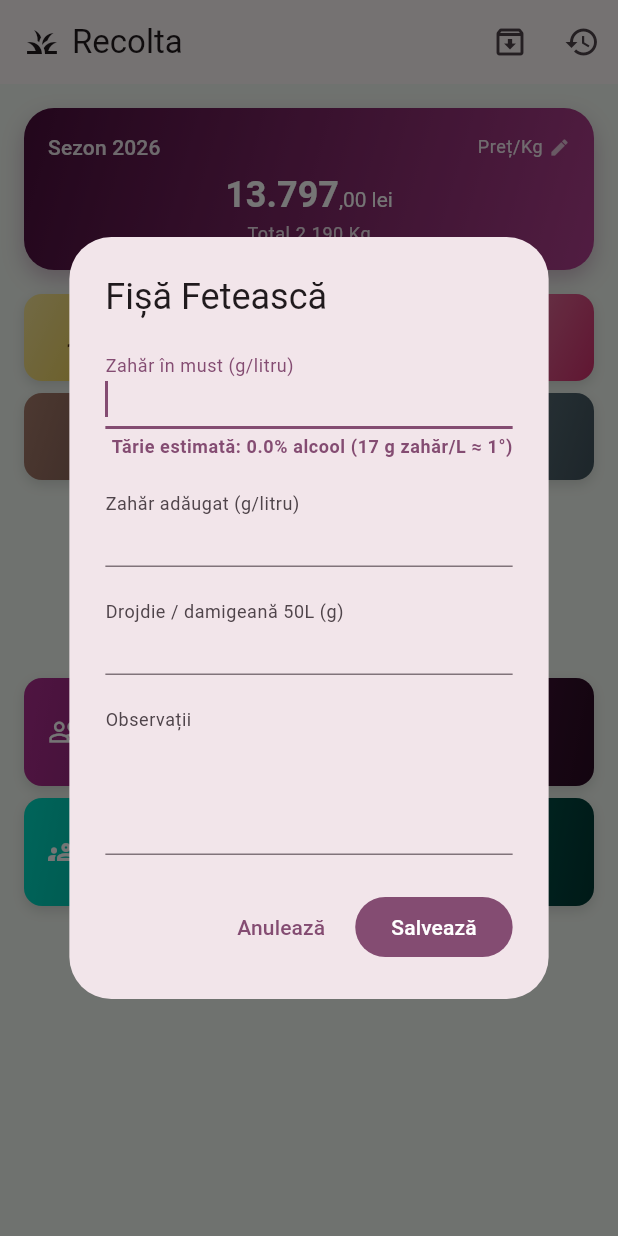
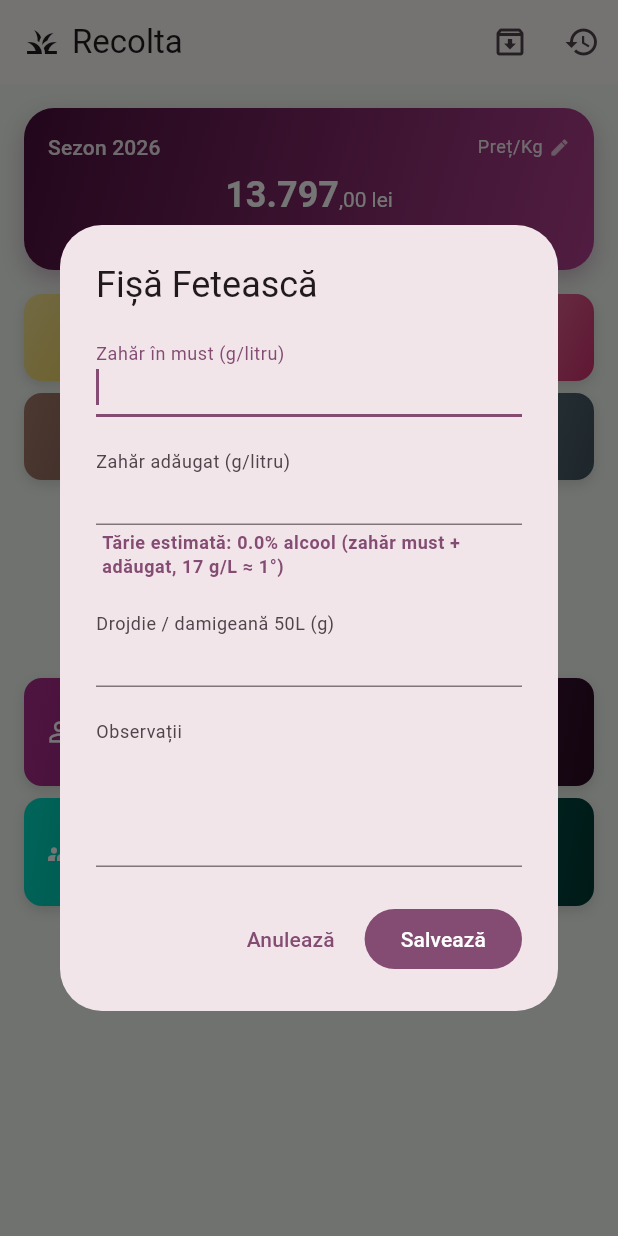
Before and after one commit to kappado2000/recolta, a Flutter app: the screen it shows after launch, after a tap on "Fetească", on a phone screen of 412 x 824 dp. Run offline on Flutter 3.47's test engine with Material 3 defaults, Android fonts, the phone set to English and light mode, and no system bars; our stand-ins replace hive_flutter; accounts and stored records are empty.

Commit message:
Include zahărul adăugat în calculul tăriei alcoolice (fișa sortimentului)
Tăria estimată folosește acum suma zahăr must + zahăr adăugat, nu doar
zahărul din must — ambele fermentează și contribuie la alcool. Afișarea
calculului s-a mutat sub al doilea câmp, recalculată live la ambele.

Co-Authored-By: Claude Sonnet 5 <noreply@anthropic.com>

```diff
--- a/lib/models/fisa_sortiment.dart
+++ b/lib/models/fisa_sortiment.dart
@@ -15,9 +15,9 @@ class FisaSortiment {
   });
 
   /// Tăria alcoolică estimată (%), după regula uzuală în vinificația de
-  /// casă: 17 g zahăr/litru de must produc 1 grad de alcool (ex. 170 g/L
-  /// → 10% alcool).
-  double get tarieAlcoolica => densitateZahar / 17;
+  /// casă: 17 g zahăr/litru produc 1 grad de alcool (ex. 170 g/L → 10%).
+  /// Include atât zahărul din must, cât și cel adăugat — ambele fermentează.
+  double get tarieAlcoolica => (densitateZahar + zaharLaLitru) / 17;
 
   Map<String, dynamic> toMap() => {
     'densitateZahar': densitateZahar,
--- a/lib/utils/fisa_actions.dart
+++ b/lib/utils/fisa_actions.dart
@@ -33,9 +33,11 @@ Future<void> editFisaDialog(
     context: context,
     builder: (ctx) => StatefulBuilder(
       builder: (ctx, setState) {
-        final zahar =
+        final zaharMust =
             double.tryParse(densitateController.text.replaceAll(',', '.')) ?? 0;
-        final tarie = zahar / 17;
+        final zaharAdaugat =
+            double.tryParse(zaharController.text.replaceAll(',', '.')) ?? 0;
+        final tarie = (zaharMust + zaharAdaugat) / 17;
 
         return AlertDialog(
           title: Text('Fișă ${sortiment.label}'),
@@ -55,20 +57,6 @@ Future<void> editFisaDialog(
                   ),
                   onChanged: (_) => setState(() {}),
                 ),
-                Align(
-                  alignment: Alignment.centerLeft,
-                  child: Padding(
-                    padding: const EdgeInsets.only(top: 4, left: 4),
-                    child: Text(
-                      'Tărie estimată: ${tarie.toStringAsFixed(1)}% alcool '
-                      '(17 g zahăr/L ≈ 1°)',
-                      style: Theme.of(context).textTheme.bodySmall?.copyWith(
-                        color: Theme.of(context).colorScheme.primary,
-                        fontWeight: FontWeight.w600,
-                      ),
-                    ),
-                  ),
-                ),
                 const SizedBox(height: 16),
                 TextField(
                   controller: zaharController,
@@ -78,6 +66,21 @@ Future<void> editFisaDialog(
                   decoration: const InputDecoration(
                     labelText: 'Zahăr adăugat (g/litru)',
                     floatingLabelBehavior: labelBehavior,
+                  ),
+                  onChanged: (_) => setState(() {}),
+                ),
+                Align(
+                  alignment: Alignment.centerLeft,
+                  child: Padding(
+                    padding: const EdgeInsets.only(top: 4, left: 4),
+                    child: Text(
+                      'Tărie estimată: ${tarie.toStringAsFixed(1)}% alcool '
+                      '(zahăr must + adăugat, 17 g/L ≈ 1°)',
+                      style: Theme.of(context).textTheme.bodySmall?.copyWith(
+                        color: Theme.of(context).colorScheme.primary,
+                        fontWeight: FontWeight.w600,
+                      ),
+                    ),
                   ),
                 ),
                 const SizedBox(height: 16),
```
